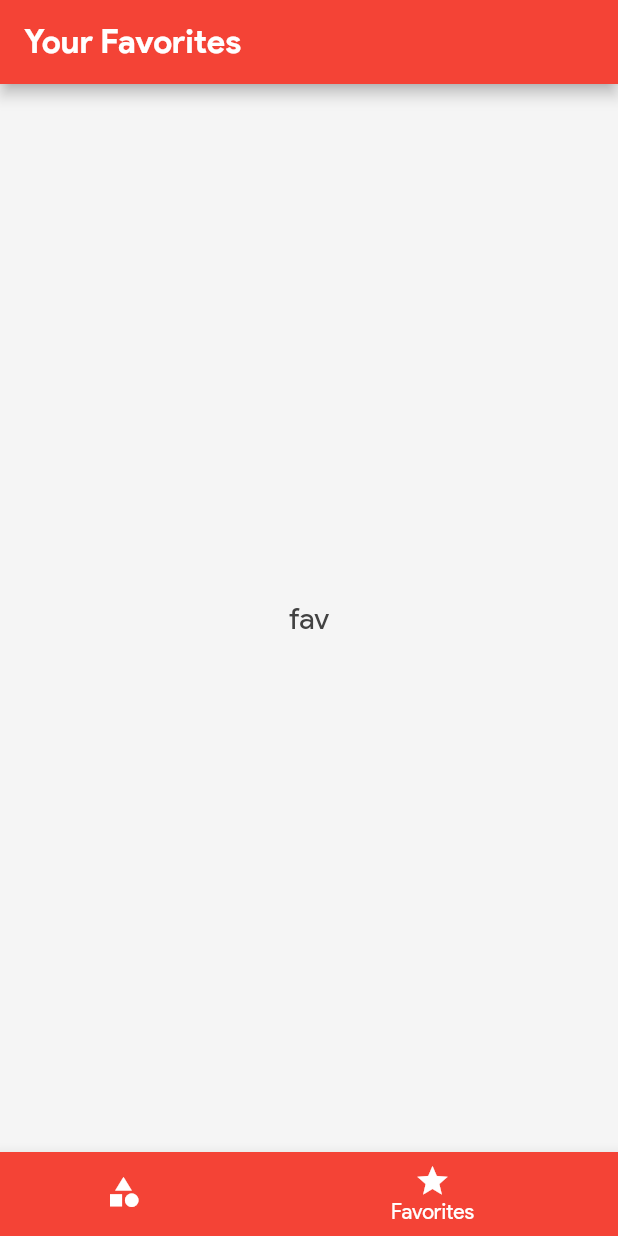
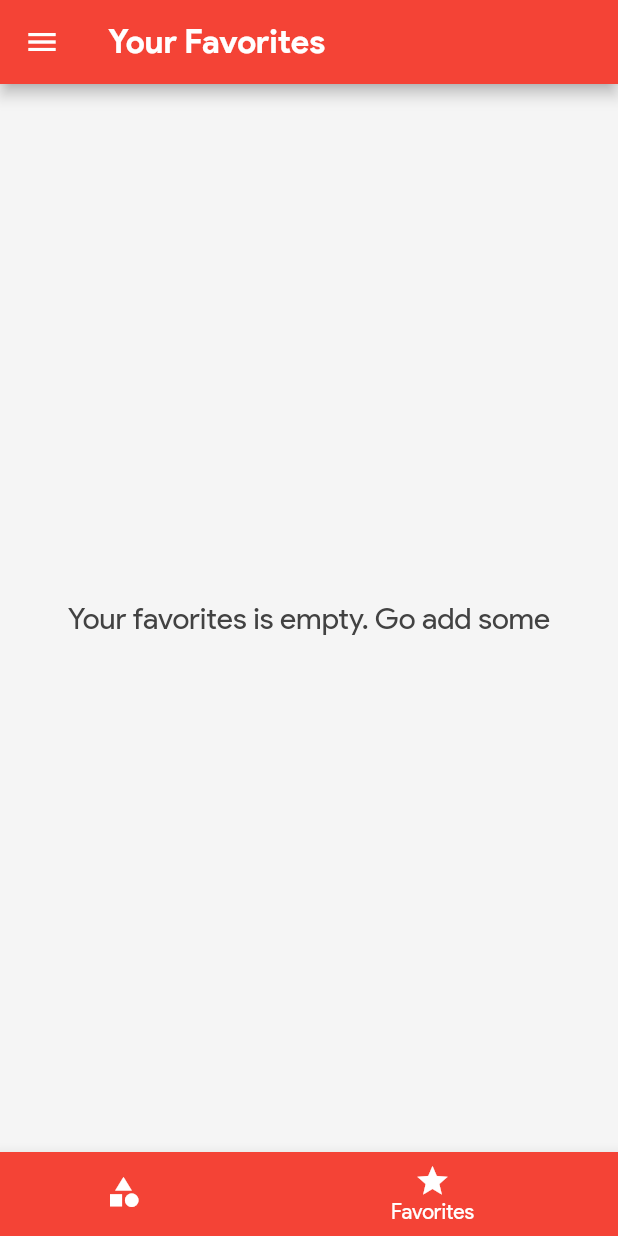
Before and after one commit to zinary/FLUTTER-FOOD-RECIPE-APP, a Flutter app: the screen it shows after launch, item 2 of the bottom bar chosen, on a phone screen of 412 x 824 dp. Run offline on Flutter 3.47's test engine with Material 2 defaults, Android fonts, the phone set to English and light mode, and no system bars.

Commit message:
final commit

```diff
--- a/lib/main.dart
+++ b/lib/main.dart
@@ -1,14 +1,74 @@
 import 'package:flutter/material.dart';
+import './dummy_data.dart';
+import './screens/filters_screen.dart';
 import './screens/tab_screen.dart';
 import './screens/meal_detail_screen.dart';
 import './screens/selected_category_meal_screen.dart';
+import './models/meal.dart';
 // import './screens/catagories_screen.dart';
 
 void main() {
   runApp(MyApp());
 }
 
-class MyApp extends StatelessWidget {
+class MyApp extends StatefulWidget {
+  @override
+  _MyAppState createState() => _MyAppState();
+}
+
+class _MyAppState extends State<MyApp> {
+  Map<String, bool> _filters = {
+    'gluten': false,
+    'lactose': false,
+    'vegan': false,
+    'vegetarian': false,
+  };
+
+  List<Meal> _availableMeals = DUMMY_MEALS;
+  List<Meal> _favoriteMeals = [];
+
+  void _setFilters(Map<String, bool> filterData) {
+    print('setfilters');
+    setState(() {
+      _filters = filterData;
+      _availableMeals = DUMMY_MEALS.where((meal) {
+        if (_filters['gluten'] && !meal.isGlutenFree) {
+          return false;
+        }
+        if (_filters['lactose'] && !meal.isLactoseFree) {
+          return false;
+        }
+        if (_filters['vegan'] && !meal.isVegan) {
+          return false;
+        }
+        if (_filters['vegetarian'] && !meal.isVegetarian) {
+          return false;
+        }
+        return true;
+      }).toList();
+
+    });
+  }
+  void _toggleFavorite(String mealId){
+    final existingIndex = _favoriteMeals.indexWhere((meal) => meal.id == mealId);
+    if(existingIndex >= 0){
+      setState(() {
+        _favoriteMeals.removeAt(existingIndex);
+      });
+    }
+    else {
+      setState(() {
+        _favoriteMeals.add(
+          DUMMY_MEALS.firstWhere((meal) => meal.id == mealId)
+        );
+      });
+    }
+
+  }
+
+  bool _isMealFavorite(String id  ){
+    return _favoriteMeals.any((meal) => meal.id == id);
+  }
   Widget build(BuildContext context) {
     return MaterialApp(
       theme: ThemeData(
@@ -18,16 +78,42 @@ class MyApp extends StatelessWidget {
           accentColor: Colors.amber,
           canvasColor: Colors.grey[100],
           textTheme: ThemeData.light().textTheme.copyWith(
-          headline6: TextStyle(fontSize: 22,color: Colors.white,fontFamily: 'ProductSans',fontWeight: FontWeight.bold,letterSpacing: 2),
-          headline5: TextStyle(fontSize: 22,color: Colors.white,fontFamily: 'ProductSans',fontWeight: FontWeight.bold,),
-          bodyText1: TextStyle(color: Colors.grey[800],fontFamily: 'ProductSans',fontSize: 16,fontWeight: FontWeight.normal),
-          bodyText2: TextStyle(color: Colors.grey[800],fontFamily: 'ProductSans',fontSize: 20,fontWeight: FontWeight.normal),
-        )
+                headline6: TextStyle(
+                    fontSize: 22,
+                    color: Colors.white,
+                    fontFamily: 'ProductSans',
+                    fontWeight: FontWeight.bold,
+                    letterSpacing: 2),
+                headline5: TextStyle(
+                  fontSize: 22,
+                  color: Colors.white,
+                  fontFamily: 'ProductSans',
+                  fontWeight: FontWeight.bold,
                 ),
-      home: TabScreen(),
+                headline4: TextStyle(
+                  fontSize: 20,
+                  color: Colors.white,
+                  fontFamily: 'ProductSans',
+                  fontWeight: FontWeight.bold,
+                ),
+                bodyText1: TextStyle(
+                    color: Colors.grey[800],
+                    fontFamily: 'ProductSans',
+                    fontSize: 16,
+                    fontWeight: FontWeight.normal),
+                bodyText2: TextStyle(
+                    color: Colors.grey[800],
+                    fontFamily: 'ProductSans',
+                    fontSize: 20,
+                    fontWeight: FontWeight.normal),
+              )),
+      home: TabScreen(_favoriteMeals),
       routes: {
-       SelectedCategoryMealScreen.routeName: (ctx) => SelectedCategoryMealScreen(),
-       MealDetailScreen.routeName : (ctx) => MealDetailScreen(),
+        SelectedCategoryMealScreen.routeName: (ctx) =>
+            SelectedCategoryMealScreen(avaiableMeals: _availableMeals),
+        MealDetailScreen.routeName: (ctx) => MealDetailScreen(_toggleFavorite,_isMealFavorite),
+        FiltersScreen.routeName: (ctx) =>
+            FiltersScreen(currentFilters: _filters, saveFilters: _setFilters),
       },
     );
   }
--- a/lib/screens/favorites_screen.dart
+++ b/lib/screens/favorites_screen.dart
@@ -1,10 +1,33 @@
 import 'package:flutter/material.dart';
+import 'package:meals/models/meal.dart';
+import '../widgets/meal_item.dart';
 class FavoritesScreen extends StatelessWidget {
+  final List<Meal> favoriteMeals;
+  FavoritesScreen(this.favoriteMeals);
   @override
   Widget build(BuildContext context) {
-    return Container(
-      child: Center(child: Text('fav')),
+    if(favoriteMeals.isEmpty){
+return  Container(
+      child: Center(child: Text('Your favorites is empty. Go add some')),
 
     );
+    }
+    else{
+      return  ListView.builder(
+        itemBuilder: (ctx, index) {
+          return MealItem(
+            id: favoriteMeals[index].id,
+            title: favoriteMeals[index].title,
+            imageUrl: favoriteMeals[index].imageUrl,
+            duration: favoriteMeals[index].duration,
+            affordability: favoriteMeals[index].affordability,
+            complexity: favoriteMeals[index].complexity,
+
+          );
+        },
+        itemCount: favoriteMeals.length,
+      );
+    }
+
   }
 }
--- a/lib/screens/tab_screen.dart
+++ b/lib/screens/tab_screen.dart
@@ -1,25 +1,35 @@
 import 'package:flutter/material.dart';
-import './catagories_screen.dart';
+import '../models/meal.dart';
+import '../widgets/main_drawer.dart';
+import './categories_screen.dart';
 import './favorites_screen.dart';
 
 class TabScreen extends StatefulWidget {
+  final List<Meal> favoriteMeals;
+
+  TabScreen(this.favoriteMeals);
   @override
   _TabScreenState createState() => _TabScreenState();
 }
 
 class _TabScreenState extends State<TabScreen> {
   int _selectedIndex = 0;
-  void _selectedPage(int index) {
+  List<Map<String,Object>> _pages;
+
+  @override
+  void initState() {
+    _pages = [
+   {'page': CategoriesScreen(),'title':'All Categories'},
+   {'page': FavoritesScreen(widget.favoriteMeals),'title':'Your Favorites'},
+
+  ];
+    super.initState();
+  }
+    void _selectedPage(int index) {
     setState(() {
       _selectedIndex = index;
     });
   }
-
-  List<Map<String,Object>> _pages = [
-   {'page': CategoriesScreen(),'title':'All Categories'},
-   {'page': FavoritesScreen(),'title':'Your Favorites'},
-
-  ];
   @override
   Widget build(BuildContext context) {
     return Scaffold(
@@ -29,6 +39,7 @@ class _TabScreenState extends State<TabScreen> {
           style: Theme.of(context).textTheme.headline5,
         ),
       ),
+      drawer: MainDrawer(),
       body: _pages[_selectedIndex]['page'],
       bottomNavigationBar: BottomNavigationBar(
         backgroundColor: Theme.of(context).primaryColor,
--- a/lib/widgets/meal_item.dart
+++ b/lib/widgets/meal_item.dart
@@ -10,6 +10,7 @@ class MealItem extends StatelessWidget {
   final Affordability affordability;
   final Complexity complexity;
 
+
   MealItem({
     @required this.id,
 
@@ -18,6 +19,7 @@ class MealItem extends StatelessWidget {
     @required this.duration,
     @required this.complexity,
     @required this.affordability,
+
   });
 
   String get complexityText {
```
Also changed, not shown: lib/screens/filters_screen.dart (added, +119 -0 lines), lib/screens/meal_detail_screen.dart (+31 -15 lines), lib/screens/selected_category_meal_screen.dart (+49 -24 lines), lib/widgets/category_item.dart (+3 -6 lines), lib/widgets/main_drawer.dart (added, +79 -0 lines). Lines whose indentation alone changed are shown as unchanged.
